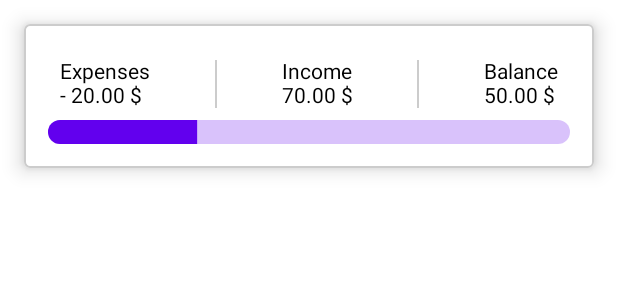
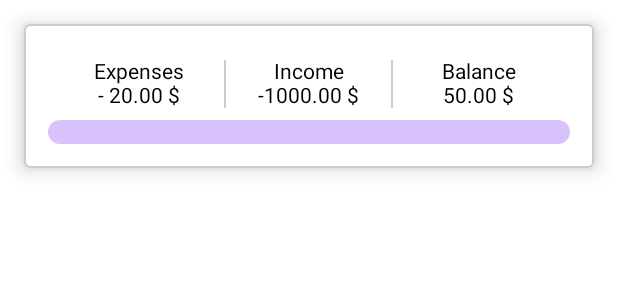
Before and after one commit to zeinabmohamed/Wallet, an Android app built with Jetpack Compose: the @Preview function BalanceSummeryPreview, on a phone screen of 412 x 824 dp. Shown: the top 300 px of the screen. Run offline under Robolectric (Android 15) with nearby library versions, the phone set to English and light mode, and no system bars.

Commit message:
Transaction amount UI Validation

```diff
--- a/app/src/main/java/com/zm/org/balance/ui/usertransactions/AddTransactionDialog.kt
+++ b/app/src/main/java/com/zm/org/balance/ui/usertransactions/AddTransactionDialog.kt
@@ -27,6 +27,8 @@ import com.zm.org.balance.domain.entity.Transaction
 import com.zm.org.balance.util.TimeMillis
 import java.util.*
 
+
+private const val MAX_ACCEPTED_TRANSACTION_AMOUNT = 1000000
 
 @Composable
 fun AddTransactionDialog(
@@ -145,6 +147,12 @@ fun AddTransactionDialog(
                         if (transactionAmountState.value.isNullOrEmpty()) {
                             transactionAmountErrorState.value = true
                             return@Button
+                        } else if (transactionAmountState.value.toFloat() > MAX_ACCEPTED_TRANSACTION_AMOUNT) {
+                            Toast.makeText(context,
+                                context.getString(R.string.invalid_amount),
+                                Toast.LENGTH_SHORT).show()
+                            transactionAmountErrorState.value = true
+                            return@Button
                         }
 
                         onAddActionClicked(
--- a/app/src/main/java/com/zm/org/balance/ui/usertransactions/BalanceSummery.kt
+++ b/app/src/main/java/com/zm/org/balance/ui/usertransactions/BalanceSummery.kt
@@ -6,18 +6,20 @@ import androidx.compose.foundation.layout.*
 import androidx.compose.foundation.shape.RoundedCornerShape
 import androidx.compose.material.*
 import androidx.compose.runtime.Composable
+import androidx.compose.ui.Alignment
 import androidx.compose.ui.Modifier
 import androidx.compose.ui.draw.clip
 import androidx.compose.ui.graphics.Color
 import androidx.compose.ui.res.dimensionResource
 import androidx.compose.ui.res.stringResource
+import androidx.compose.ui.text.style.TextOverflow
 import androidx.compose.ui.tooling.preview.Preview
 import com.zm.org.balance.R
 import com.zm.org.balance.domain.entity.UserBalanceSummary
 import com.zm.org.balance.util.MoneyFormatter
 
 @Composable
-internal fun BalanceSummery(moneyFormatter: MoneyFormatter,balanceSummary: UserBalanceSummary) {
+internal fun BalanceSummery(moneyFormatter: MoneyFormatter, balanceSummary: UserBalanceSummary) {
     Card(
         modifier = Modifier
             .clip(RoundedCornerShape(dimensionResource(R.dimen.padding_large)))
@@ -35,37 +37,48 @@ internal fun BalanceSummery(moneyFormatter: MoneyFormatter,balanceSummary: UserB
                     .height(IntrinsicSize.Min),
                 horizontalArrangement = Arrangement.SpaceBetween
             ) {
-                Column {
+                Column(Modifier.weight(1f)
+                    .padding(end = dimensionResource(R.dimen.padding_small)),
+                    horizontalAlignment = Alignment.CenterHorizontally) {
                     Text(stringResource(R.string.expenses))
-                    Text(stringResource(R.string.expense_amount, moneyFormatter.format(balanceSummary.totalExpenses)))
+                    Text(stringResource(R.string.expense_amount,
+                        moneyFormatter.format(balanceSummary.totalExpenses)), maxLines = 1,
+                        overflow = TextOverflow.Ellipsis)
                 }
                 Divider(
                     modifier = Modifier.fillMaxHeight()
                         .width(dimensionResource(R.dimen.padding_very_small)),
                     color = Color.LightGray
                 )
-                Column {
+                Column(Modifier.weight(1f)
+                    .padding(horizontal = dimensionResource(R.dimen.padding_small)),
+                    horizontalAlignment = Alignment.CenterHorizontally) {
                     Text(stringResource(R.string.income))
                     Text(stringResource(R.string.income_amount,
-                        moneyFormatter.format(balanceSummary.totalIncomes)))
+                        moneyFormatter.format(balanceSummary.totalIncomes)), maxLines = 1,
+                        overflow = TextOverflow.Ellipsis)
                 }
                 Divider(
                     modifier = Modifier.fillMaxHeight()
                         .width(dimensionResource(R.dimen.padding_very_small)),
                     color = Color.LightGray
                 )
-                Column {
+                Column(Modifier.weight(1f)
+                    .padding(start = dimensionResource(R.dimen.padding_small)),
+                    horizontalAlignment = Alignment.CenterHorizontally) {
                     Text(stringResource(R.string.balance))
                     Text(stringResource(R.string.income_amount,
-                        moneyFormatter.format(balanceSummary.balance)))
+                        moneyFormatter.format(balanceSummary.balance)),
+                        maxLines = 1,
+                        overflow = TextOverflow.Ellipsis)
                 }
             }
             LinearProgressIndicator(
                 modifier = Modifier.fillMaxWidth()
                     .clip(RoundedCornerShape(dimensionResource(R.dimen.padding_large)))
                     .height(dimensionResource(R.dimen.padding_large)),
-                progress = if (balanceSummary.totalIncomes <= 0) {
-                    100f
+                progress = if (balanceSummary.balance <= 0) {
+                    1f
                 } else {
                     ((balanceSummary.totalExpenses) / balanceSummary.totalIncomes)
                 },
@@ -78,9 +91,9 @@ internal fun BalanceSummery(moneyFormatter: MoneyFormatter,balanceSummary: UserB
 @Composable
 internal fun BalanceSummeryPreview() {
     Surface {
-        BalanceSummery(MoneyFormatter(),UserBalanceSummary(
+        BalanceSummery(MoneyFormatter(), UserBalanceSummary(
             20f,
-            70f,
+            -1000f,
             50f,
         ))
     }
--- a/app/src/main/java/com/zm/org/balance/util/MoneyFormatter.kt
+++ b/app/src/main/java/com/zm/org/balance/util/MoneyFormatter.kt
@@ -11,10 +11,10 @@ class MoneyFormatter @Inject constructor() {
     fun format(amount: Float): String {
         return when {
             amount > OneMillion -> {
-                String.format("%.02f", (amount/(OneMillion))).plus("M")
+                String.format("%.02f", (amount / (OneMillion))).plus("M")
             }
             amount > OneThousand -> {
-                String.format("%.02f", (amount/(OneThousand))).plus("K")
+                String.format("%.02f", (amount / (OneThousand))).plus("K")
             }
             else -> {
                 String.format("%.02f", amount)
--- a/app/src/main/res/values/strings.xml
+++ b/app/src/main/res/values/strings.xml
@@ -14,4 +14,5 @@
     <string name="transaction_desc">Transaction description</string>
     <string name="transaction_amount">Amount $</string>
     <string name="something_wrong_please_try_again_later">Something went wrong please try again later</string>
+    <string name="invalid_amount"><![CDATA["Invalid Amount > 1M "]]></string>
 </resources>
```
